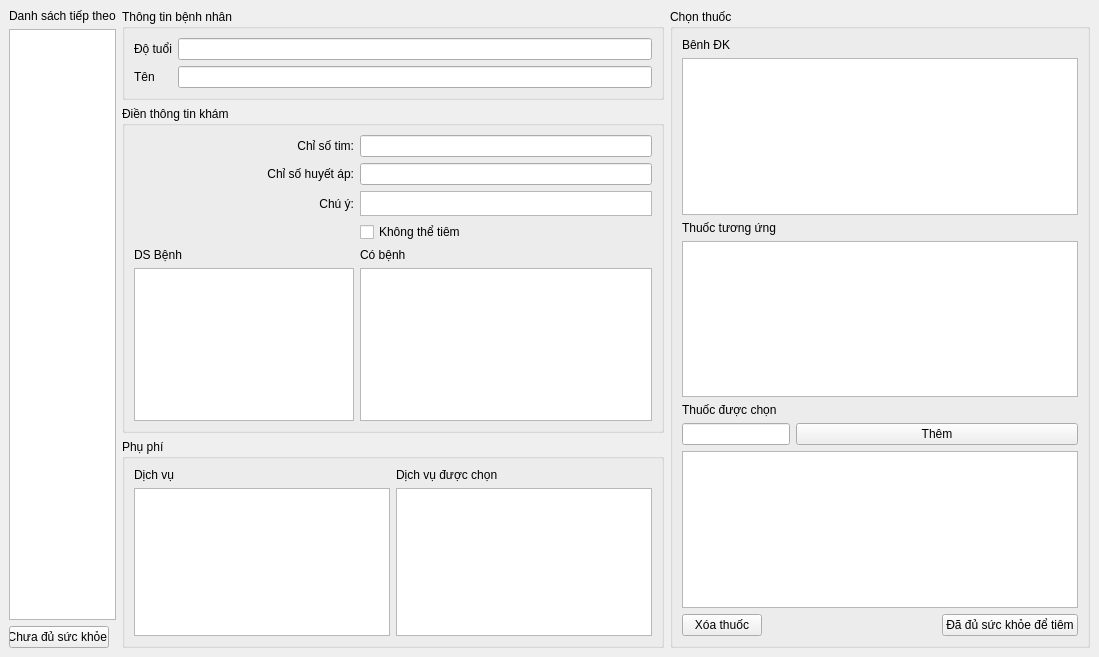
Before: the Qt Designer form khamsobo.ui in xdien/tcmr, drawn with Qt 5.
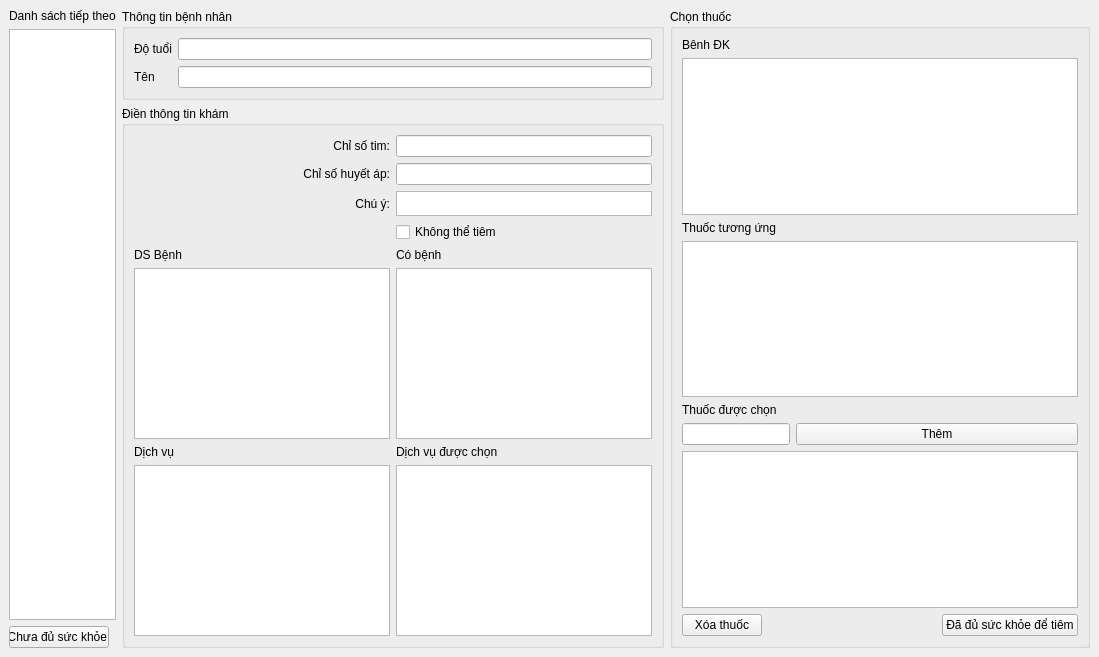
After: the same form once the commit is applied.

```diff
--- a/khamsobo.ui
+++ b/khamsobo.ui
@@ -143,12 +143,26 @@
              </property>
              <property name="maximumSize">
               <size>
-               <width>220</width>
-               <height>500</height>
+               <width>1000</width>
+               <height>1000</height>
               </size>
              </property>
             </widget>
            </item>
+           <item>
+            <layout class="QVBoxLayout" name="verticalLayout_7">
+             <item>
+              <widget class="QLabel" name="label_14">
+               <property name="text">
+                <string>Dịch vụ</string>
+               </property>
+              </widget>
+             </item>
+             <item>
+              <widget class="QTreeView" name="treeView_dichVu"/>
+             </item>
+            </layout>
+           </item>
           </layout>
          </item>
          <item row="4" column="2" rowspan="2">
@@ -170,6 +184,20 @@
              </property>
             </widget>
            </item>
+           <item>
+            <layout class="QVBoxLayout" name="verticalLayout_5">
+             <item>
+              <widget class="QLabel" name="label_6">
+               <property name="text">
+                <string>Dịch vụ được chọn</string>
+               </property>
+              </widget>
+             </item>
+             <item>
+              <widget class="QTreeView" name="treeView_DSPhiChon"/>
+             </item>
+            </layout>
+           </item>
           </layout>
          </item>
          <item row="5" column="1">
@@ -261,43 +289,6 @@
         </layout>
        </widget>
       </item>
-      <item>
-       <widget class="QGroupBox" name="groupBox_4">
-        <property name="title">
-         <string>Phụ phí</string>
-        </property>
-        <layout class="QGridLayout" name="gridLayout_3">
-         <item row="0" column="0">
-          <layout class="QVBoxLayout" name="verticalLayout_7">
-           <item>
-            <widget class="QLabel" name="label_14">
-             <property name="text">
-              <string>Dịch vụ</string>
-             </property>
-            </widget>
-           </item>
-           <item>
-            <widget class="QTreeView" name="treeView_dichVu"/>
-           </item>
-          </layout>
-         </item>
-         <item row="0" column="1">
-          <layout class="QVBoxLayout" name="verticalLayout_5">
-           <item>
-            <widget class="QLabel" name="label_6">
-             <property name="text">
-              <string>Dịch vụ được chọn</string>
-             </property>
-            </widget>
-           </item>
-           <item>
-            <widget class="QTreeView" name="treeView_DSPhiChon"/>
-           </item>
-          </layout>
-         </item>
-        </layout>
-       </widget>
-      </item>
      </layout>
     </item>
     <item>
```
Left out of the diff: 35 changed lines with no effect on the pictures.
